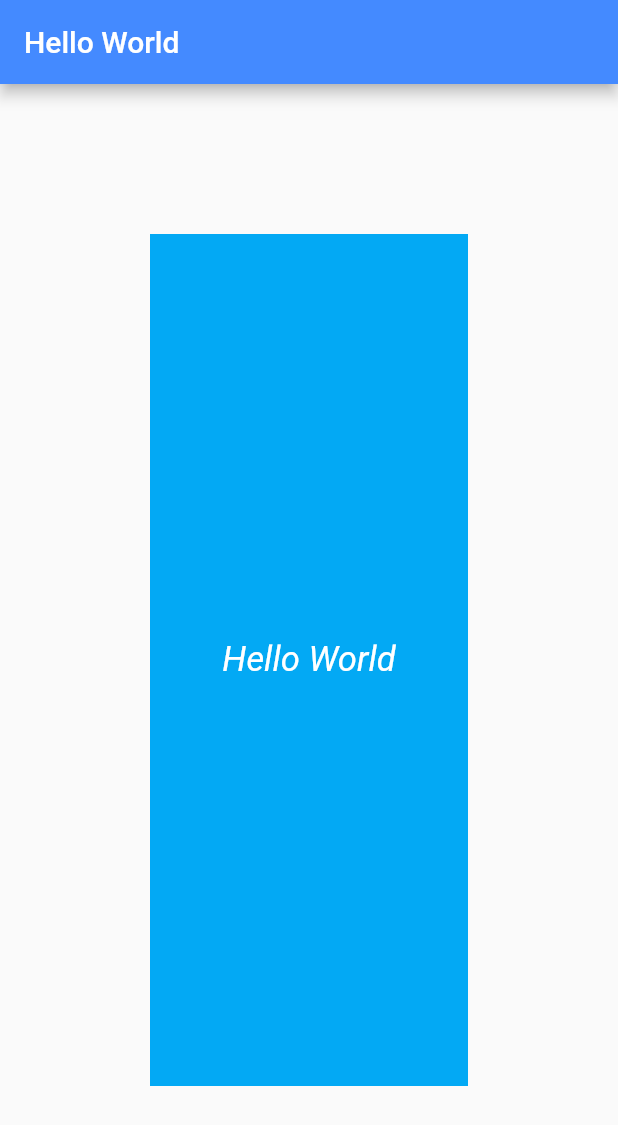
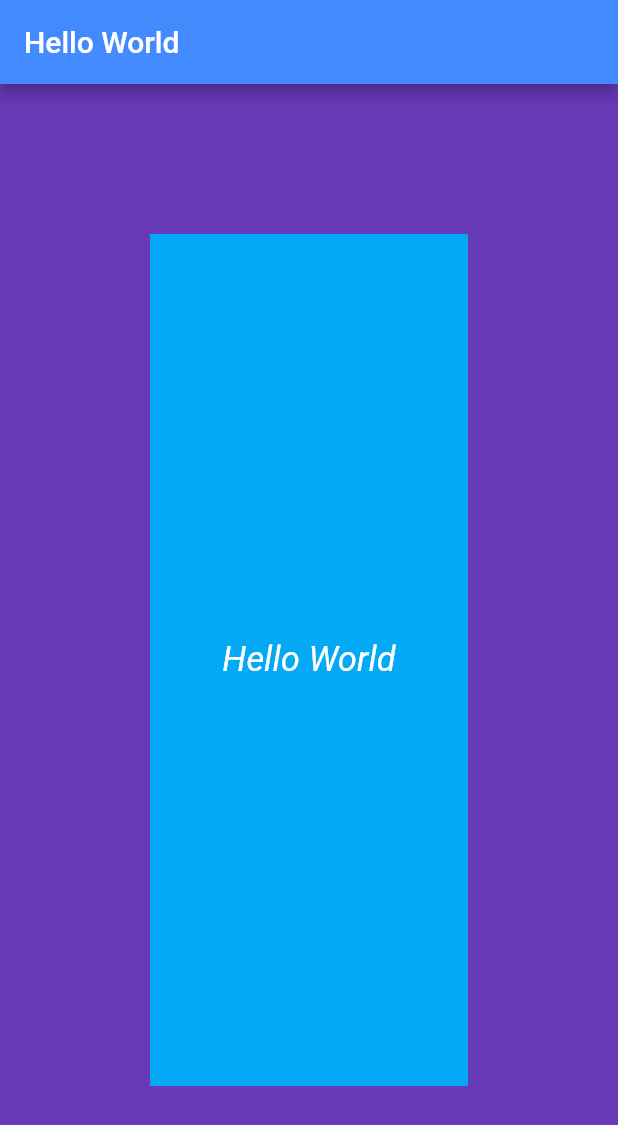
Before and after one commit to tlynx538/hello_world, a Flutter app: the screen it shows after launch, on a phone screen of 412 x 824 dp. Shown: the top 1125 px of the screen. Run offline on Flutter 3.47's test engine with Material 2 defaults, Android fonts, the phone set to English and light mode, and no system bars.

Commit message:
Changed Background Color

```diff
--- a/lib/main.dart
+++ b/lib/main.dart
@@ -34,7 +34,10 @@ class MaterialWindow extends StatelessWidget {
             backgroundColor: Colors.blueAccent,
           ),
           body: Center(
-            child: MainWindow(),
+            child: Material(
+              child: MainWindow(),
+              color:Colors.deepPurple,
+            ),
           ),
         ));
   }
```
